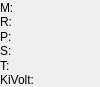
Qt form alica_client/src/alica/AlicaWidget.ui (dasys-lab/alica-essentials) before a commit.
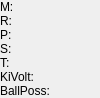
The same form after that commit.

Commit message: - introduced ball possesion status for each robot

Patch:
```diff
--- a/alica_client/src/alica/AlicaWidget.ui
+++ b/alica_client/src/alica/AlicaWidget.ui
@@ -163,6 +163,13 @@
        </property>
       </widget>
      </item>
+     <item>
+      <widget class="QLabel" name="ballPossStateLbl">
+       <property name="text">
+        <string>BallPoss:</string>
+       </property>
+      </widget>
+     </item>
     </layout>
    </item>
    <item>
@@ -263,6 +270,13 @@
        </property>
       </widget>
      </item>
+     <item>
+      <widget class="QLabel" name="ballPossStateVal">
+       <property name="text">
+        <string/>
+       </property>
+      </widget>
+     </item>
     </layout>
    </item>
   </layout>
```
Left out of the diff: 11 changed lines with no effect on the pictures. The commit also changes 10 other files.
